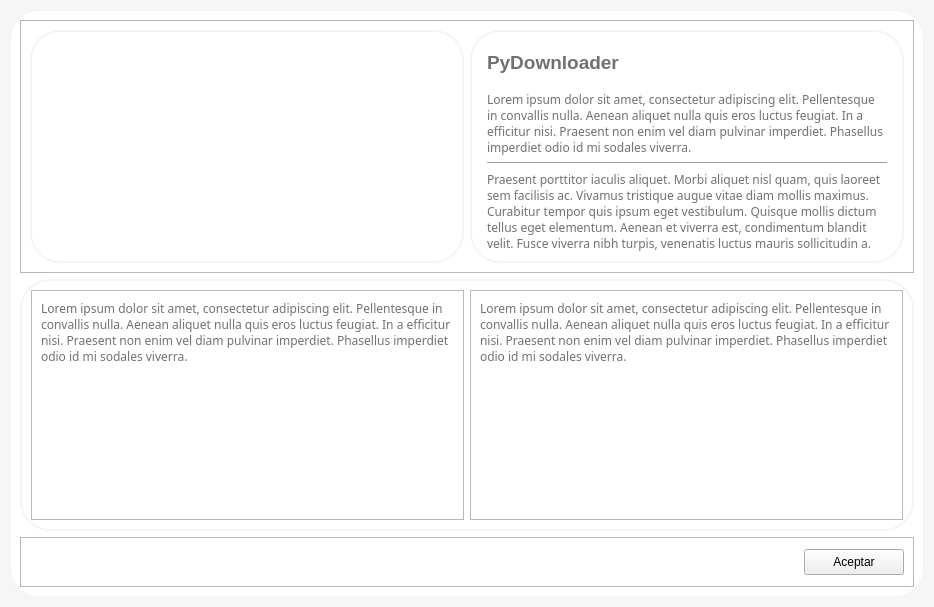
caicesardev/PyDownload, file app/gui/About.ui: the form before one commit.
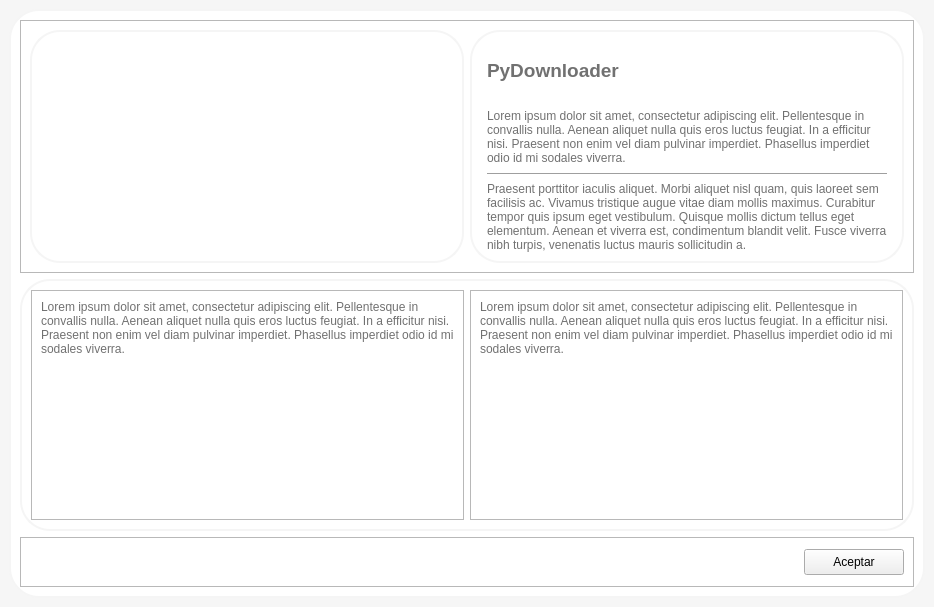
The form after the commit. Icons and pictures are not drawn.

The edit to the form file:
```diff
--- a/app/gui/About.ui
+++ b/app/gui/About.ui
@@ -136,9 +136,7 @@
              <item>
               <widget class="QLabel" name="description_label">
                <property name="font">
-                <font>
-                 <family>Araboto-Normal</family>
-                </font>
+                <font/>
                </property>
                <property name="text">
                 <string>&lt;html&gt;&lt;head/&gt;&lt;body&gt;&lt;p&gt;&lt;span style=&quot; color:#717171;&quot;&gt;Lorem ipsum dolor sit amet, consectetur adipiscing elit. Pellentesque in convallis nulla. Aenean aliquet nulla quis eros luctus feugiat. In a efficitur nisi. Praesent non enim vel diam pulvinar imperdiet. Phasellus imperdiet odio id mi sodales viverra.&lt;/span&gt;&lt;/p&gt;&lt;/body&gt;&lt;/html&gt;</string>
@@ -158,9 +156,7 @@
              <item>
               <widget class="QLabel" name="label">
                <property name="font">
-                <font>
-                 <family>Araboto-Normal</family>
-                </font>
+                <font/>
                </property>
                <property name="text">
                 <string>&lt;html&gt;&lt;head/&gt;&lt;body&gt;&lt;p&gt;&lt;span style=&quot; color:#717171;&quot;&gt;Praesent porttitor iaculis aliquet. Morbi aliquet nisl quam, quis laoreet sem facilisis ac. Vivamus tristique augue vitae diam mollis maximus. Curabitur tempor quis ipsum eget vestibulum. Quisque mollis dictum tellus eget elementum. Aenean et viverra est, condimentum blandit velit. Fusce viverra nibh turpis, venenatis luctus mauris sollicitudin a. &lt;/span&gt;&lt;/p&gt;&lt;/body&gt;&lt;/html&gt;</string>
@@ -204,9 +200,7 @@
              <item>
               <widget class="QLabel" name="description_label_2">
                <property name="font">
-                <font>
-                 <family>Araboto-Normal</family>
-                </font>
+                <font/>
                </property>
                <property name="text">
                 <string>&lt;html&gt;&lt;head/&gt;&lt;body&gt;&lt;p&gt;&lt;span style=&quot; color:#717171;&quot;&gt;Lorem ipsum dolor sit amet, consectetur adipiscing elit. Pellentesque in convallis nulla. Aenean aliquet nulla quis eros luctus feugiat. In a efficitur nisi. Praesent non enim vel diam pulvinar imperdiet. Phasellus imperdiet odio id mi sodales viverra.&lt;/span&gt;&lt;/p&gt;&lt;/body&gt;&lt;/html&gt;</string>
@@ -234,9 +228,7 @@
              <item>
               <widget class="QLabel" name="description_label_3">
                <property name="font">
-                <font>
-                 <family>Araboto-Normal</family>
-                </font>
+                <font/>
                </property>
                <property name="text">
                 <string>&lt;html&gt;&lt;head/&gt;&lt;body&gt;&lt;p&gt;&lt;span style=&quot; color:#717171;&quot;&gt;Lorem ipsum dolor sit amet, consectetur adipiscing elit. Pellentesque in convallis nulla. Aenean aliquet nulla quis eros luctus feugiat. In a efficitur nisi. Praesent non enim vel diam pulvinar imperdiet. Phasellus imperdiet odio id mi sodales viverra.&lt;/span&gt;&lt;/p&gt;&lt;/body&gt;&lt;/html&gt;</string>
```
Left out of the diff: 3 changed lines with no effect on the pictures.
